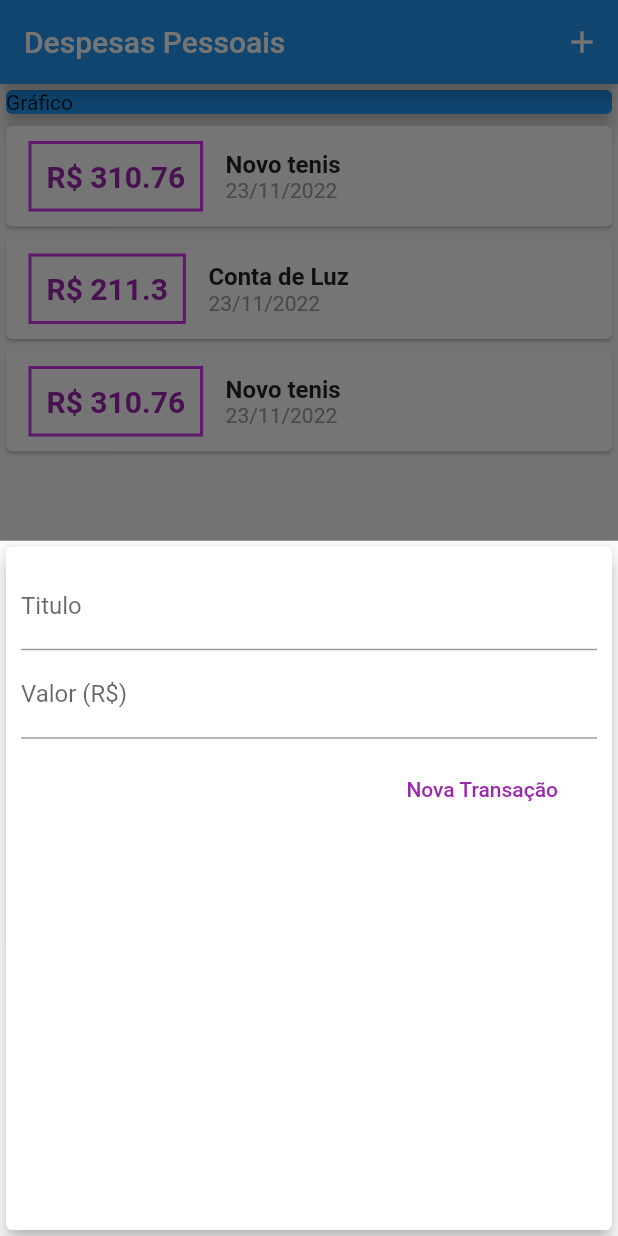
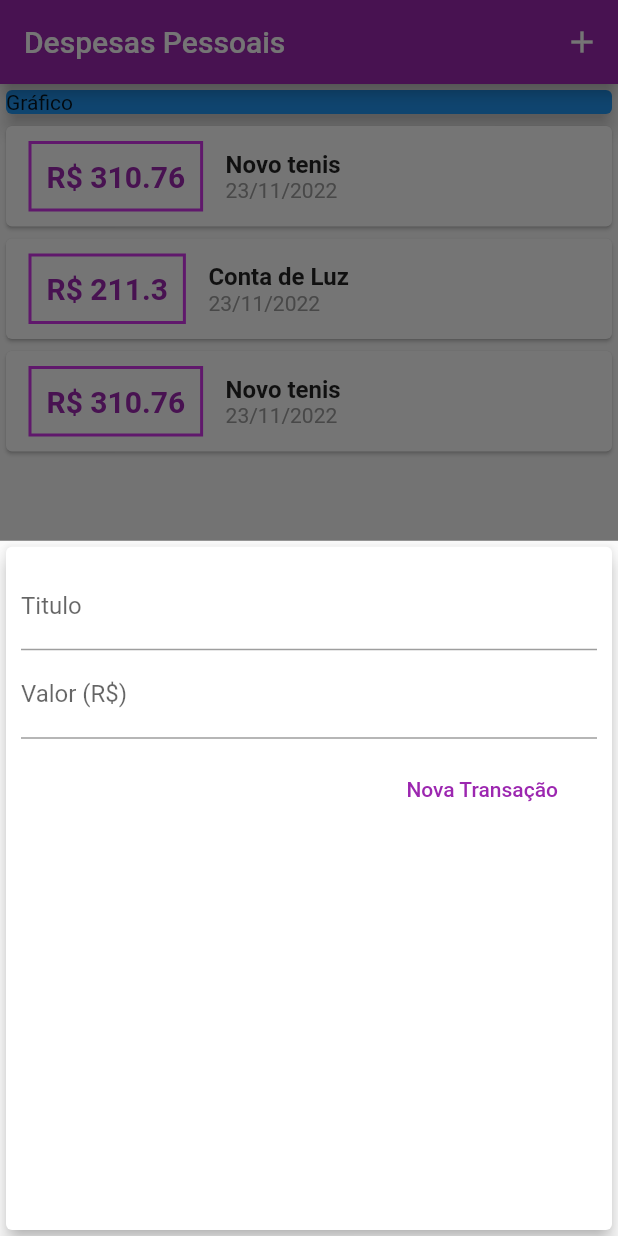
Before and after one commit to paulovictorbuenoflores/curso_flutter_completo, a Flutter app: the screen it shows after launch, after a tap on the "add" icon, on a phone screen of 412 x 824 dp. Run offline on Flutter 3.47's test engine with Material 2 defaults, Android fonts, the phone set to English and light mode, and no system bars.

Commit message:
usando a cor de thema

```diff
--- a/construindo_app_real_despesas_pessoais_4/expenses/lib/components/transaction_form.dart
+++ b/construindo_app_real_despesas_pessoais_4/expenses/lib/components/transaction_form.dart
@@ -3,12 +3,19 @@ import 'package:flutter/material.dart';
 import 'package:flutter/src/foundation/key.dart';
 import 'package:flutter/src/widgets/framework.dart';
 
-class TransactionForm extends StatelessWidget {
+class TransactionForm extends StatefulWidget {
+  final void Function(String, double) onSubmit;
+  TransactionForm(this.onSubmit);
+
+  @override
+  State<TransactionForm> createState() => _TransactionFormState();
+}
+
+class _TransactionFormState extends State<TransactionForm> {
   final titleController = TextEditingController();
+
   final valueController = TextEditingController();
 
-  final void Function(String, double) onSubmit;
-  TransactionForm(this.onSubmit);
   _submitForm() {
     final title = titleController.text;
     final value = double.tryParse(valueController.text) ?? 0;
@@ -16,7 +23,7 @@ class TransactionForm extends StatelessWidget {
       return;
     }
 
-    onSubmit(title, value);
+    widget.onSubmit(title, value);
   }
 
   @override
--- a/construindo_app_real_despesas_pessoais_4/expenses/lib/main.dart
+++ b/construindo_app_real_despesas_pessoais_4/expenses/lib/main.dart
@@ -14,6 +14,10 @@ class ExpensesApp extends StatelessWidget {
   Widget build(BuildContext context) {
     return MaterialApp(
       home: MyHomePage(),
+      theme: ThemeData(
+        primarySwatch: Colors.purple,
+        accentColor: Colors.amber,
+      ),
     );
   }
 }
@@ -56,6 +60,7 @@ class _MyHomePageState extends State<MyHomePage> {
     setState(() {
       _transactions.add(newTransaction);
     });
+    Navigator.of(context).pop();
   }
 
   //abre o modal para que o usuario tenha acesso
```
